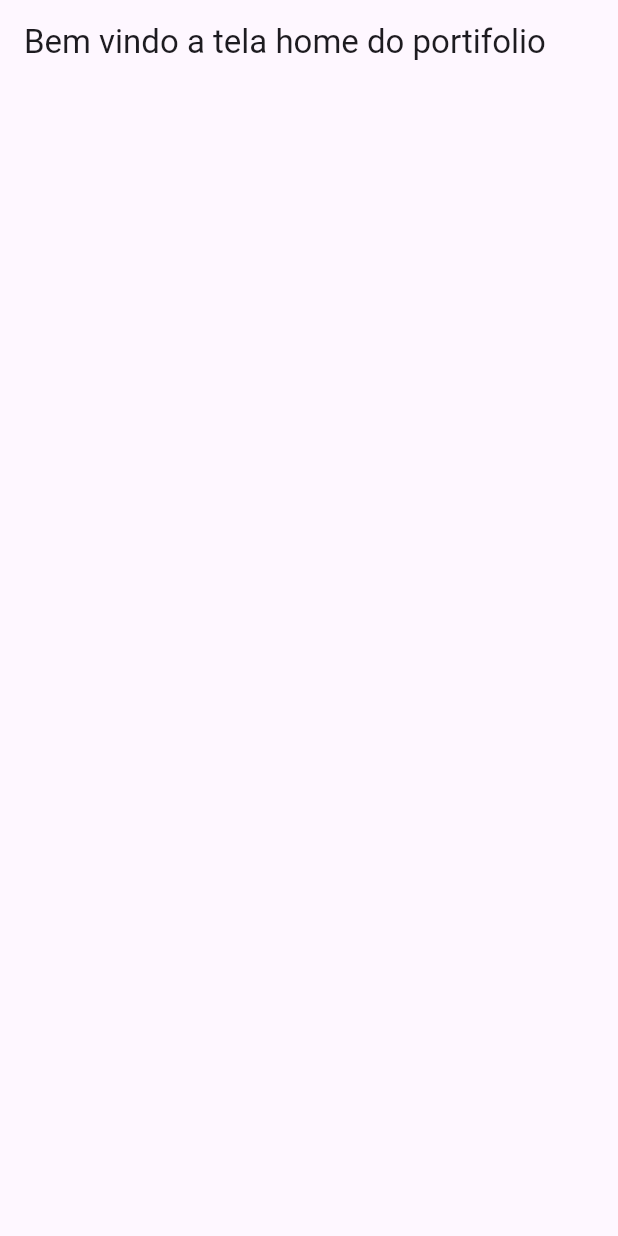
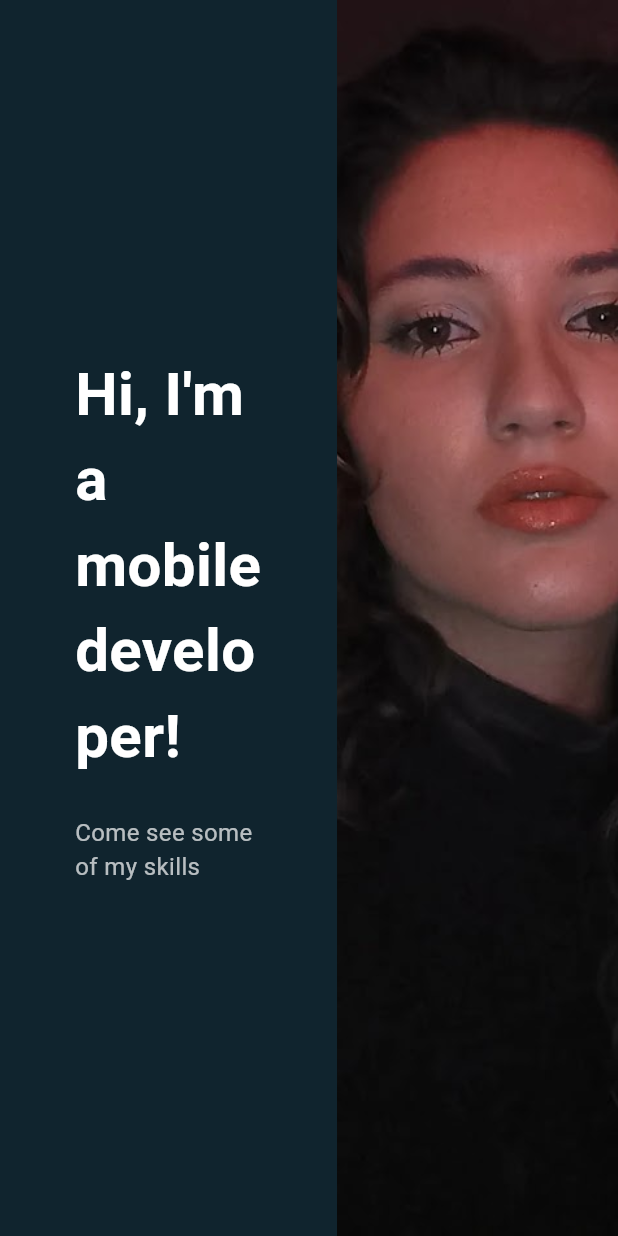
Before and after one commit to Nicckkyy/mobile-Protifolio, a Flutter app: the screen it shows after launch, after a tap on "more about me", on a phone screen of 412 x 824 dp. Run offline on Flutter 3.47's test engine with Material 3 defaults, Android fonts, the phone set to English and light mode, and no system bars; our stand-ins replace google_fonts; Roboto replaces fonts that are missing (Gabriela).

Commit message:
09.10.2025 - 16:51

```diff
--- a/flutter_portifolio/lib/home.dart
+++ b/flutter_portifolio/lib/home.dart
@@ -5,10 +5,137 @@ class Home extends StatelessWidget {
 
   @override
   Widget build(BuildContext context) {
+    final screenSize = MediaQuery.of(context).size;
     return MaterialApp(
+      theme: ThemeData(fontFamily: "Gabriela"),
       debugShowCheckedModeBanner: false,
       home: Scaffold(
-        appBar: AppBar(title: Text("Bem vindo a tela home do portifolio")),
+        // appBar: AppBar(title: Text("Bem vindo a tela home do portifolio")),
+        body: ListView(
+          padding: EdgeInsets.zero,
+          children: [
+            Container(
+              height: screenSize.height,
+              child: Row(
+                children: [
+                  Expanded(
+                    flex: 6,
+                    child: Container(
+                      color: const Color.fromARGB(255, 16, 36, 46),
+                      padding: EdgeInsets.symmetric(horizontal: 50),
+                      child: Column(
+                        mainAxisAlignment: MainAxisAlignment.center,
+                        crossAxisAlignment: CrossAxisAlignment.start,
+                        children: [
+                          Text(
+                            "Hi, I'm a mobile developer!",
+                            style: TextStyle(
+                              // fontFamily: 'Gabriela',
+                              fontSize: 40,
+                              fontWeight: FontWeight.bold,
+                              color: Colors.white,
+                            ),
+                          ),
+                          SizedBox(height: 24),
+                          Text(
+                            "Come see some of my skills",
+                            style: TextStyle(
+                              // fontFamily: 'Gabriela',
+                              fontSize: 16,
+                              color: Colors.white70,
+                            ),
+                          ),
+                        ],
+                      ),
+                    ),
+                  ),
+                  Expanded(
+                    flex: 5,
+                    child: Container(
+                      decoration: BoxDecoration(
+                        image: DecorationImage(
+                          image: AssetImage("assets/images/nick.jpg"),
+                          fit: BoxFit.cover,
+                        ),
+                      ),
+                    ),
+                  ),
+                ],
+              ),
+            ),
+
+            Container(
+              padding: EdgeInsets.symmetric(horizontal: 150, vertical: 180),
+              color: Colors.white30,
+              child: Row(
+                children: [
+                  Expanded(
+                    flex: 4,
+                    child: Center(
+                      child: Icon(
+                        Icons.person_2,
+                        size: 150,
+                        color: Colors.grey[300],
+                      ),
+                    ),
+                  ),
+                  SizedBox(width: 50),
+
+                  Expanded(
+                    flex: 6,
+                    child: Column(
+                      crossAxisAlignment: CrossAxisAlignment.start,
+                      children: [
+                        Text(
+                          "About Me",
+                          style: TextStyle(
+                            fontSize: 32,
+                            fontWeight: FontWeight.bold,
+                            color: Colors.black,
+                          ),
+                        ),
+                        SizedBox(height: 20),
+                        Text(
+                          "Some text",
+                          style: TextStyle(
+                            fontSize: 16,
+                            color: Colors.black,
+                            height: 2,
+                          ),
+                        ),
+                        SizedBox(height: 16),
+                        Text(
+                          "some another text",
+                          style: TextStyle(
+                            fontSize: 16,
+                            color: Colors.black54,
+                            height: 2,
+                          ),
+                        ),
+                      ],
+                    ),
+                  ),
+                ],
+              ),
+            ),
+
+            Container(
+              height: screenSize.height,
+              child: Stack(
+                children: [
+                  Image.asset(
+                    "assets/images/arriete-background.jpg",
+                    width: double.infinity,
+                    height: double.infinity,
+                    fit: BoxFit.cover,
+                  ),
+
+
+                ],
+              ),
+            ),
+          ],
+        ),
       ),
     );
   }
--- a/flutter_portifolio/lib/main.dart
+++ b/flutter_portifolio/lib/main.dart
@@ -13,6 +13,7 @@ class Inicial extends StatelessWidget {
   @override
   Widget build(BuildContext context) {
     return MaterialApp(
+      theme: ThemeData(fontFamily: "Gabriela"),
       debugShowCheckedModeBanner: false,
       home: MyPortifolioHome(),
     );
@@ -25,6 +26,7 @@ class MyPortifolioHome extends StatelessWidget {
   @override
   Widget build(BuildContext context) {
     return MaterialApp(
+      theme: ThemeData(fontFamily: "Gabriela"),
       debugShowCheckedModeBanner: false,
       home: Scaffold(
         // appBar: AppBar(
@@ -55,7 +57,7 @@ class MyPortifolioHome extends StatelessWidget {
                       style: TextStyle(
                         color: Color.fromRGBO(56, 41, 15, 1),
                         fontSize: 25,
-                        fontFamily: "Gabriela",
+                        // fontFamily: "Gabriela",
                         letterSpacing: 2,
                       ),
                     ),
@@ -65,7 +67,7 @@ class MyPortifolioHome extends StatelessWidget {
                       style: TextStyle(
                         color: Color.fromRGBO(56, 41, 15, 1),
                         fontSize: 56,
-                        fontFamily: "Gabriela",
+                        // fontFamily: "Gabriela",
                         fontWeight: FontWeight.bold,
                       ),
                     ),
```
Also changed, not shown: flutter_portifolio/assets/images/Nick.png (added), flutter_portifolio/assets/images/nick.jpg (added).
